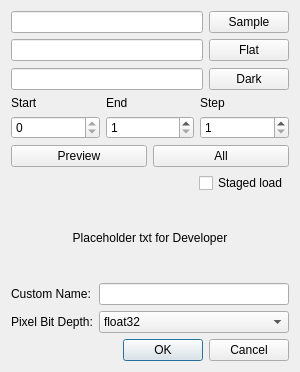
The window that mantidimaging/gui/ui/load_dialog.ui (mantidproject/mantidimaging) describes before a commit, drawn with Qt 5.
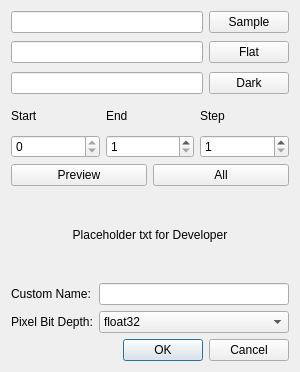
The same window after the commit.

The edit to the form file:
```diff
--- a/mantidimaging/gui/ui/load_dialog.ui
+++ b/mantidimaging/gui/ui/load_dialog.ui
@@ -163,28 +163,6 @@
        </item>
       </layout>
      </item>
-     <item alignment="Qt::AlignRight">
-      <widget class="QCheckBox" name="staged_load">
-       <property name="cursor">
-        <cursorShape>ArrowCursor</cursorShape>
-       </property>
-       <property name="toolTip">
-        <string>Simultaneously load a preview and the full stack. Useful for quickly working with large stacks.</string>
-       </property>
-       <property name="layoutDirection">
-        <enum>Qt::LeftToRight</enum>
-       </property>
-       <property name="autoFillBackground">
-        <bool>false</bool>
-       </property>
-       <property name="text">
-        <string>Staged load</string>
-       </property>
-       <property name="checked">
-        <bool>false</bool>
-       </property>
-      </widget>
-     </item>
     </layout>
    </item>
    <item>
```
